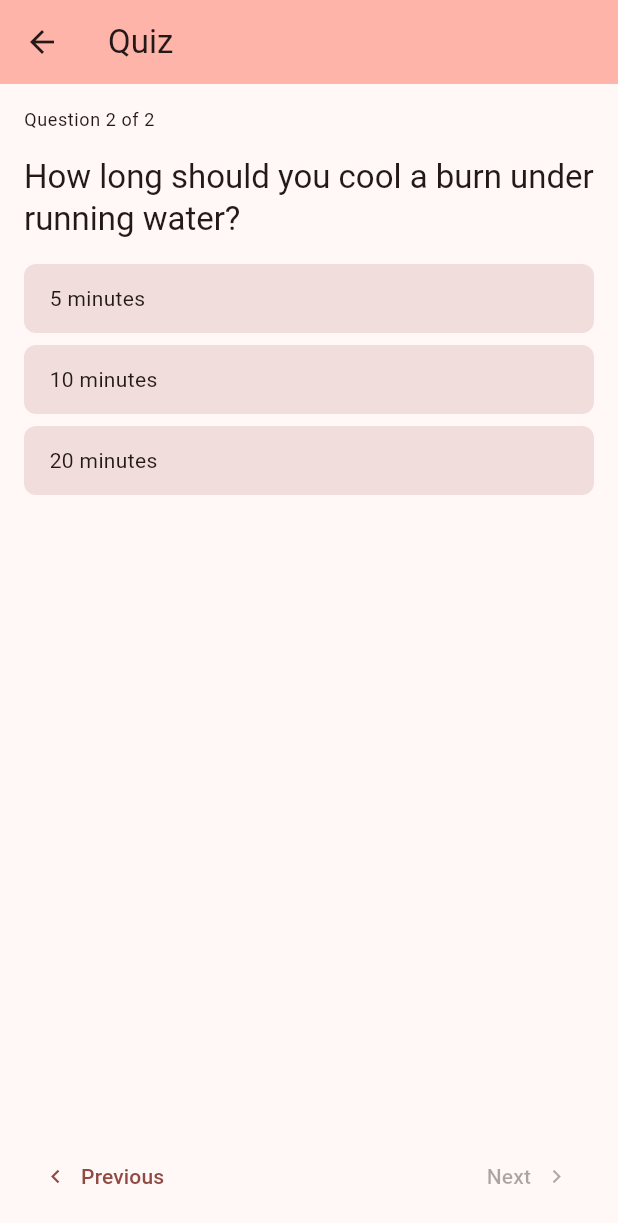
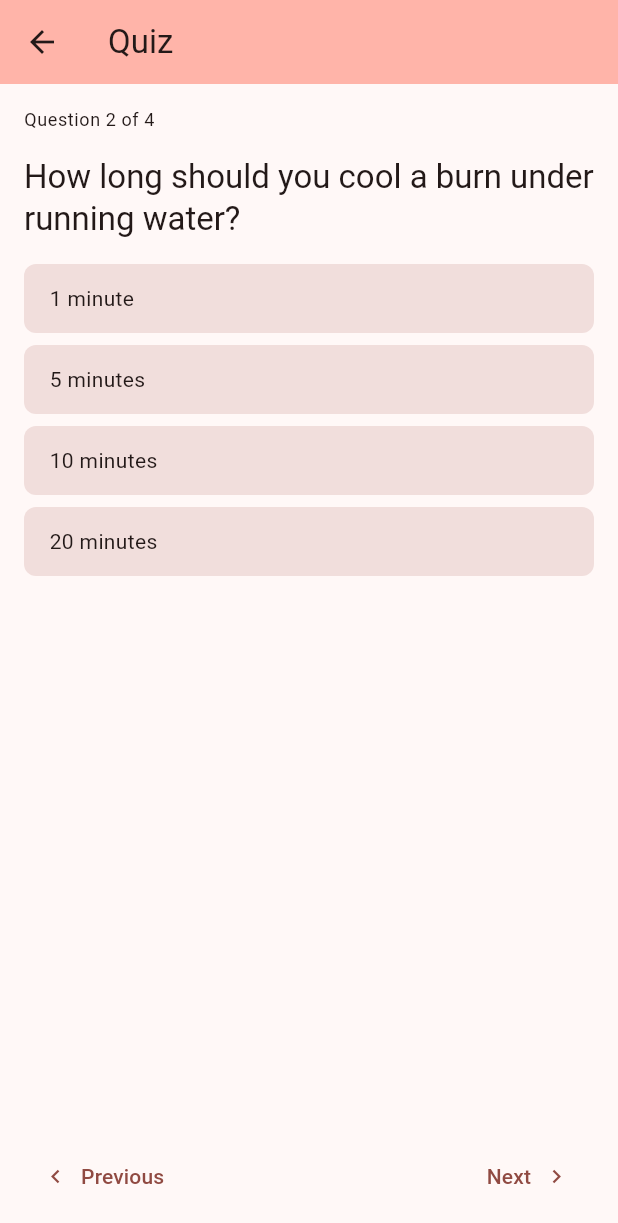
Before and after one commit to togwat/first_aid_app_flutter, a Flutter app: the QuizPage screen opened directly, after a tap on "60–80 per minute", after a tap on "Next", on a phone screen of 412 x 824 dp. Shown: the top 1223 px of the screen. Run offline on Flutter 3.47's test engine with Material 3 defaults, Android fonts, the phone set to English and light mode, and no system bars; our stand-ins replace material_symbols_icons.

Commit message:
Some more quiz questions

```diff
--- a/lib/screens/quiz_page.dart
+++ b/lib/screens/quiz_page.dart
@@ -7,15 +7,25 @@ import 'package:flutter/material.dart';
 
 const _quiz = Quiz([
   QuizQuestion(
-    'What is the correct compression rate for CPR?',
-    ['60–80 per minute', '100–120 per minute', '140–160 per minute'],
-    1,
+    "What is the correct compression rate for CPR?",
+    ["60–80 per minute", "100–120 per minute", "140–160 per minute"],
+    1
   ),
   QuizQuestion(
-    'How long should you cool a burn under running water?',
-    ['5 minutes', '10 minutes', '20 minutes'],
-    2,
+    "How long should you cool a burn under running water?",
+    ["1 minute", "5 minutes", "10 minutes", "20 minutes"],
+    3
   ),
+  QuizQuestion(
+    "How many back blows should you give to a choking adult?",
+    ["3", "5", "10", "As many as needed"],
+    1
+  ),
+  QuizQuestion(
+    "What should you do if blood soaks through the first bandage?",
+    ["Remove it and apply a new one", "Add more material on top without removing the first layer", "Apply a torniquet immediately", "Rinse the wound with water"],
+    1
+  )
 ]);
 
 // ─────────────────────────────────────────────────────────────────────────────
```
